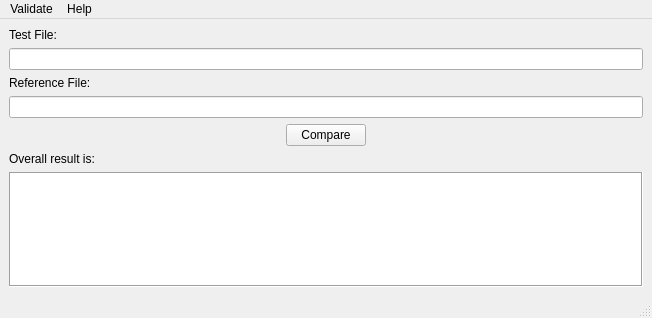
cerealito/validate, file ui/main_window.ui: the form before one commit.
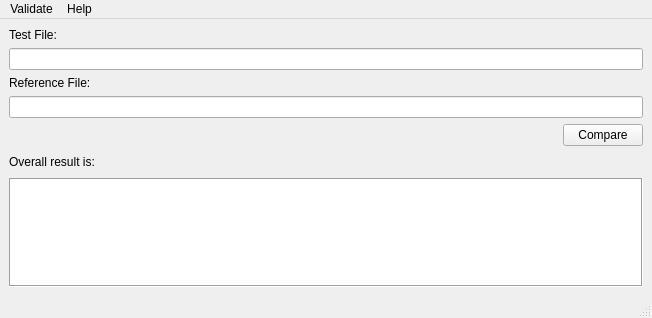
The form after the commit. Custom widgets are drawn as their Qt base class.

Commit message: some visual changes. Double click to show chart (still in the gui thread!)

```diff
--- a/ui/main_window.ui
+++ b/ui/main_window.ui
@@ -15,52 +15,6 @@
   </property>
   <widget class="QWidget" name="central_widget">
    <layout class="QGridLayout" name="gridLayout">
-    <item row="1" column="0" colspan="3">
-     <widget class="TgtLine" name="line_test"/>
-    </item>
-    <item row="4" column="2">
-     <spacer name="spacer_h_right">
-      <property name="orientation">
-       <enum>Qt::Horizontal</enum>
-      </property>
-      <property name="sizeHint" stdset="0">
-       <size>
-        <width>268</width>
-        <height>20</height>
-       </size>
-      </property>
-     </spacer>
-    </item>
-    <item row="4" column="1">
-     <widget class="QPushButton" name="btn_compare">
-      <property name="text">
-       <string>Compare</string>
-      </property>
-     </widget>
-    </item>
-    <item row="3" column="0" colspan="3">
-     <widget class="TgtLine" name="line_ref"/>
-    </item>
-    <item row="4" column="0">
-     <spacer name="spacer_h_left">
-      <property name="orientation">
-       <enum>Qt::Horizontal</enum>
-      </property>
-      <property name="sizeHint" stdset="0">
-       <size>
-        <width>269</width>
-        <height>20</height>
-       </size>
-      </property>
-     </spacer>
-    </item>
-    <item row="2" column="0">
-     <widget class="QLabel" name="lbl_ref">
-      <property name="text">
-       <string>Reference File:</string>
-      </property>
-     </widget>
-    </item>
     <item row="0" column="0">
      <widget class="QLabel" name="lbl_test">
       <property name="text">
@@ -68,21 +22,53 @@
       </property>
      </widget>
     </item>
+    <item row="2" column="0">
+     <widget class="QLabel" name="lbl_ref">
+      <property name="text">
+       <string>Reference File:</string>
+      </property>
+     </widget>
+    </item>
     <item row="5" column="0">
      <widget class="QLabel" name="lbl_result_is">
+      <property name="sizePolicy">
+       <sizepolicy hsizetype="Fixed" vsizetype="Preferred">
+        <horstretch>0</horstretch>
+        <verstretch>0</verstretch>
+       </sizepolicy>
+      </property>
       <property name="text">
        <string>Overall result is:</string>
       </property>
      </widget>
     </item>
-    <item row="5" column="1" colspan="2">
+    <item row="5" column="1">
      <widget class="QLabel" name="lbl_result">
+      <property name="sizePolicy">
+       <sizepolicy hsizetype="Minimum" vsizetype="Preferred">
+        <horstretch>0</horstretch>
+        <verstretch>0</verstretch>
+       </sizepolicy>
+      </property>
       <property name="text">
        <string/>
       </property>
      </widget>
     </item>
-    <item row="6" column="0" colspan="3">
+    <item row="5" column="2" colspan="3">
+     <spacer name="horizontalSpacer">
+      <property name="orientation">
+       <enum>Qt::Horizontal</enum>
+      </property>
+      <property name="sizeHint" stdset="0">
+       <size>
+        <width>438</width>
+        <height>20</height>
+       </size>
+      </property>
+     </spacer>
+    </item>
+    <item row="6" column="0" colspan="5">
      <widget class="QTableView" name="table_view_results">
       <property name="enabled">
        <bool>true</bool>
@@ -116,6 +102,38 @@
       </attribute>
      </widget>
     </item>
+    <item row="1" column="0" colspan="5">
+     <widget class="TgtLine" name="line_test"/>
+    </item>
+    <item row="3" column="0" colspan="5">
+     <widget class="TgtLine" name="line_ref"/>
+    </item>
+    <item row="4" column="4">
+     <widget class="QPushButton" name="btn_compare">
+      <property name="sizePolicy">
+       <sizepolicy hsizetype="Fixed" vsizetype="Fixed">
+        <horstretch>0</horstretch>
+        <verstretch>0</verstretch>
+       </sizepolicy>
+      </property>
+      <property name="text">
+       <string>Compare</string>
+      </property>
+     </widget>
+    </item>
+    <item row="4" column="0" colspan="4">
+     <spacer name="spacer_h_left">
+      <property name="orientation">
+       <enum>Qt::Horizontal</enum>
+      </property>
+      <property name="sizeHint" stdset="0">
+       <size>
+        <width>269</width>
+        <height>20</height>
+       </size>
+      </property>
+     </spacer>
+    </item>
    </layout>
   </widget>
   <widget class="QMenuBar" name="menubar">
```
Left out of the diff: 1 changed line with no effect on the pictures. The commit also changes 4 other files.
